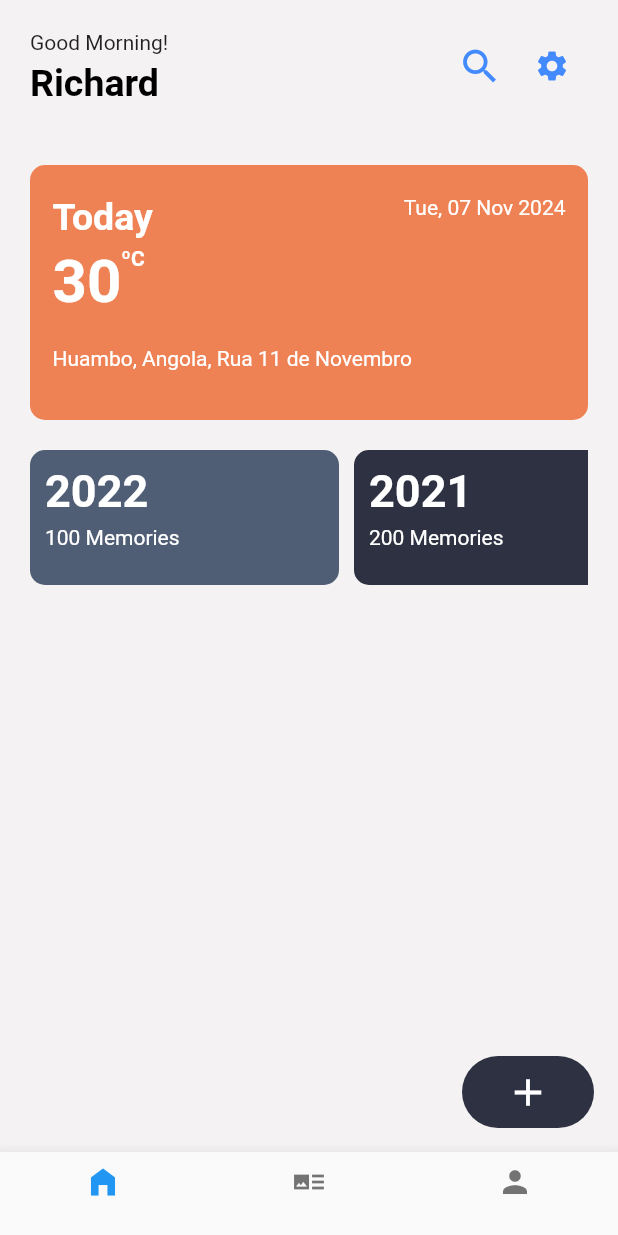
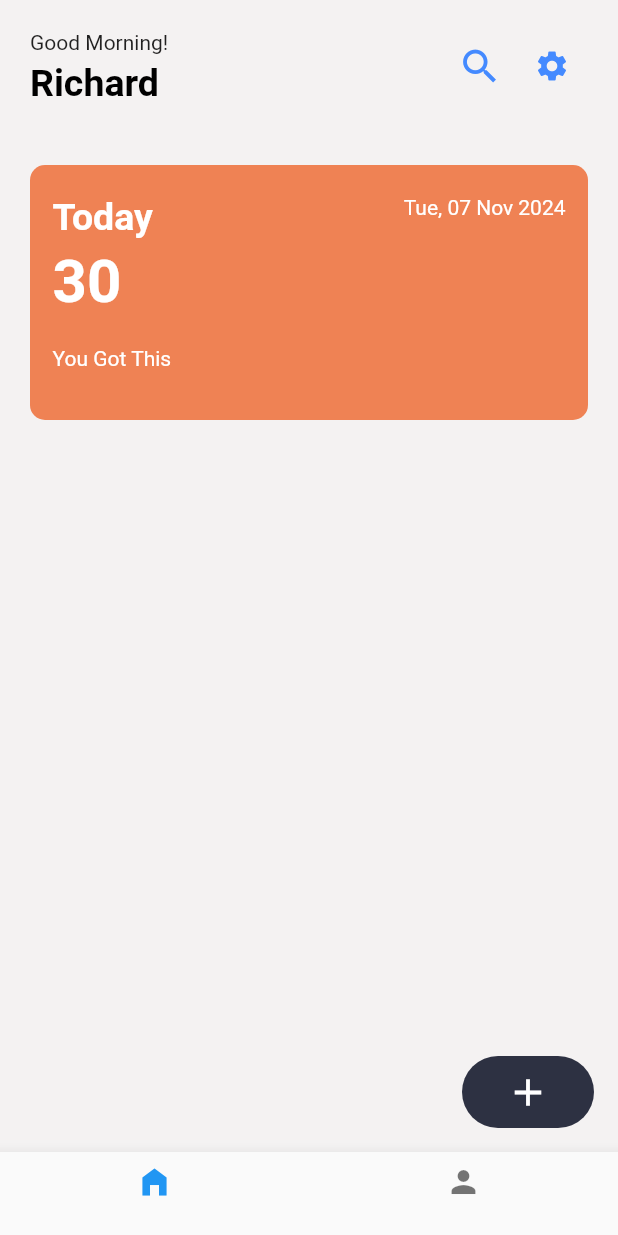
Before and after one commit to richard-gusmao/my-diary, a Flutter app: the screen it shows after launch, on a phone screen of 412 x 824 dp. Run offline on Flutter 3.47's test engine with Material 2 defaults, Android fonts, the phone set to English and light mode, and no system bars; our stand-ins replace image_picker, sqflite; accounts and stored records are empty.

Commit message:
Fixing bugs and changing things

```diff
--- a/lib/components/my_card.dart
+++ b/lib/components/my_card.dart
@@ -2,13 +2,8 @@ import 'package:flutter/material.dart';
 
 class MyCard extends StatefulWidget {
   final int year;
-  final int memories;
   final bool isSelected;
-  const MyCard(
-      {super.key,
-      required this.year,
-      required this.memories,
-      required this.isSelected});
+  const MyCard({super.key, required this.year, required this.isSelected});
 
   @override
   State<MyCard> createState() => _MyCardState();
@@ -21,8 +16,8 @@ class _MyCardState extends State<MyCard> {
       margin: EdgeInsets.only(right: 10),
       decoration: BoxDecoration(
         color: widget.isSelected
-            ? Color.fromARGB(255, 79, 93, 117)
-            : Color.fromARGB(255, 45, 49, 66),
+            ? Color.fromARGB(255, 45, 49, 66)
+            : Color.fromARGB(255, 79, 93, 117),
         borderRadius: BorderRadius.circular(10.0),
       ),
       width: MediaQuery.of(context).size.width * 0.5,
@@ -40,15 +35,6 @@ class _MyCardState extends State<MyCard> {
                 fontWeight: FontWeight.bold,
               ),
             ),
-            SizedBox(
-              height: 5,
-            ),
-            Text(
-              widget.memories.toString() + " Memories",
-              style: TextStyle(
-                color: Colors.white,
-              ),
-            ),
           ],
         ),
       ),
--- a/lib/model/database_.dart
+++ b/lib/model/database_.dart
@@ -6,7 +6,7 @@ import 'package:sqflite/sqflite.dart';
 class MyDatabase {
   Future<Database> initDatabase() async {
     Directory documentsDirectory = await getApplicationDocumentsDirectory();
-    String path = join(documentsDirectory.path, 'myDiary_sql_all_data.db');
+    String path = join(documentsDirectory.path, 'myDiary.db');
     return await openDatabase(path, version: 1,
         onCreate: (Database db, version) async {
       await db.execute('''
@@ -16,7 +16,8 @@ class MyDatabase {
       content TEXT,
       image TEXT,
       date TEXT,
-      time INTEGER
+      time INTEGER,
+      year INTEGER
 )
 ''');
     });
--- a/lib/screens/home_screen.dart
+++ b/lib/screens/home_screen.dart
@@ -1,14 +1,10 @@
-import 'dart:io';
-
-import 'package:my_diary/components/card_home.dart';
-import 'package:my_diary/components/month_card.dart';
+import 'package:my_diary/components/home_card_post.dart';
 import 'package:my_diary/components/my_card.dart';
 import 'package:flutter/material.dart';
 import 'package:my_diary/model/diary_model.dart';
 import 'package:my_diary/screens/search_screen.dart';
 import 'package:my_diary/screens/setting_screen.dart';
-import 'package:my_diary/screens/test.dart';
-
+import 'package:my_diary/screens/show_story.dart';
 import 'add_story_screen.dart';
 
 class HomeScreen extends StatefulWidget {
@@ -19,46 +15,41 @@ class HomeScreen extends StatefulWidget {
 }
 
 class _HomeScreenState extends State<HomeScreen> {
-  List<String> months = [
-    'January',
-    'February',
-    'March',
-    'April',
-    'May',
-    'June',
-    'July',
-    'August',
-    'September',
-    'October',
-    'November',
-    'December'
-  ];
   List stories = [];
-  Future<void> fecthData() async {
+  List years = [];
+  Future<void> fetchData() async {
     List data = await Diary().showAll();
     setState(() {
       stories = data;
     });
   }
 
+  Future<void> fetchYear() async {
+    List data = await Diary().getYear();
+    setState(() {
+      years = data;
+    });
+  }
+
   @override
   void initState() {
     super.initState();
-    fecthData();
+    fetchData();
+    fetchYear();
   }
 
   @override
   void didChangeDependencies() {
     super.didChangeDependencies();
-    fecthData();
+    fetchData();
   }
 
   @override
   void dispose() {
+    super.dispose();
     setState(() {
       stories = [];
     });
-    super.dispose();
   }
 
   @override
@@ -164,7 +155,10 @@ class _HomeScreenState extends State<HomeScreen> {
                             GestureDetector(
                               onTap: () {
                                 Diary().deleteAll();
-                                print("All Post Deleted");
+                                setState(() {
+                                  stories = [];
+                                  years = [];
+                                });
                               },
                               child: Text(
                                 "Today",
@@ -190,13 +184,13 @@ class _HomeScreenState extends State<HomeScreen> {
                                     fontWeight: FontWeight.bold,
                                   ),
                                 ),
-                                Text(
-                                  "ºC",
-                                  style: TextStyle(
-                                    color: Colors.white,
-                                    fontWeight: FontWeight.bold,
-                                  ),
-                                ),
+                                // Text(
+                                //   "ºC",
+                                //   style: TextStyle(
+                                //     color: Colors.white,
+                                //     fontWeight: FontWeight.bold,
+                                //   ),
+                                // ),
                               ],
                             ),
                           ],
@@ -213,7 +207,7 @@ class _HomeScreenState extends State<HomeScreen> {
                       height: 20,
                     ),
                     Text(
-                      "Huambo, Angola, Rua 11 de Novembro",
+                      "You Got This",
                       style: TextStyle(
                         color: Colors.white,
                       ),
@@ -225,38 +219,20 @@ class _HomeScreenState extends State<HomeScreen> {
                 height: 20,
               ),
               Container(
-                height: 90,
-                child: ListView(
-                  scrollDirection: Axis.horizontal,
-                  children: [
-                    const MyCard(
-                      memories: 100,
-                      year: 2022,
-                      isSelected: true,
-                    ),
-                    const MyCard(
-                      year: 2021,
-                      memories: 200,
-                      isSelected: false,
-                    ),
-                  ],
-                ),
+                height: 65,
+                child: ListView.builder(
+                    itemCount: years.length,
+                    scrollDirection: Axis.horizontal,
+                    itemBuilder: (context, index) {
+                      return MyCard(
+                        year: years[index]['year'],
+                        isSelected: false,
+                      );
+                    }),
               ),
               SizedBox(
                 height: 20,
               ),
-              // Container(
-              //   height: 40,
-              //   child: ListView.builder(
-              //       itemCount: 10,
-              //       scrollDirection: Axis.horizontal,
-              //       itemBuilder: (context, index) {
-              //         // MONTH VARIABLE
-              //         String m = months[index];
-              //         return MonthCard(
-              //             month: m, isSelected: index == 0 ? true : false);
-              //       }),
-              // ),
               SizedBox(
                 height: 20,
               ),
@@ -264,72 +240,38 @@ class _HomeScreenState extends State<HomeScreen> {
                 child: ListView.builder(
                     shrinkWrap: true,
                     scrollDirection: Axis.vertical,
+                    physics: const NeverScrollableScrollPhysics(),
                     itemCount: stories.length,
-                    physics: const NeverScrollableScrollPhysics(),
-                    itemBuilder: (contex, index) {
+                    itemBuilder: (context, index) {
                       Map story = stories[index];
                       int contentLength = (story['content'].length >= 100)
                           ? 100
                           : story['content'].length;
-                      return Container(
-                        padding: const EdgeInsets.all(10.0),
-                        margin: const EdgeInsets.only(bottom: 10),
-                        decoration: BoxDecoration(
-                          color: Colors.white,
-                          borderRadius: BorderRadius.circular(10.0),
-                        ),
-                        child: Column(
-                          mainAxisAlignment: MainAxisAlignment.start,
-                          crossAxisAlignment: CrossAxisAlignment.start,
-                          children: [
-                            Text(
-                              story['title'],
-                              style: TextStyle(
-                                fontWeight: FontWeight.bold,
-                                fontSize: 20,
-                              ),
+                      return GestureDetector(
+                        onTap: () {
+                          Navigator.of(context).push(
+                            MaterialPageRoute(
+                              builder: (context) =>
+                                  ShowStoryScreen(id: story['id']),
                             ),
-                            SizedBox(height: 10),
-                            // story['image'].toString() != ""
-                            //     ? Container(
-                            //         height: 100,
-                            //         width: double.infinity,
-                            //         decoration: BoxDecoration(),
-                            //         child: Image.file(
-                            //           fit: BoxFit.cover,
-                            //           File(
-                            //             story['image'],
-                            //           ),
-                            //         ),
-                            //       )
-                            //     : SizedBox(
-                            //         height: 20,
-                            //       ),
-                            Text(
-                                "${story['content'].toString().substring(0, contentLength)} ...")
-                          ],
+                          );
+                        },
+                        child: HomeCardPost(
+                          story: story,
+                          contentLength: contentLength,
                         ),
                       );
                     }),
               ),
-              // cardHome(
-              //   date: null,
-              //   time: null,
-              // ),
             ],
           ),
         ),
       ),
       bottomNavigationBar: BottomNavigationBar(
-        items: [
+        items: const [
           BottomNavigationBarItem(
               icon: Icon(
                 Icons.home_filled,
-              ),
-              label: ""),
-          BottomNavigationBarItem(
-              icon: Icon(
-                Icons.art_track_sharp,
               ),
               label: ""),
           BottomNavigationBarItem(
```
Also changed, not shown: lib/components/home_card_post.dart (added, +50 -0 lines), lib/model/diary_model.dart (+33 -4 lines), lib/screens/edit_story_screen.dart (added, +196 -0 lines), lib/screens/search_screen.dart (+57 -1 lines), lib/screens/show_story.dart (added, +132 -0 lines).
